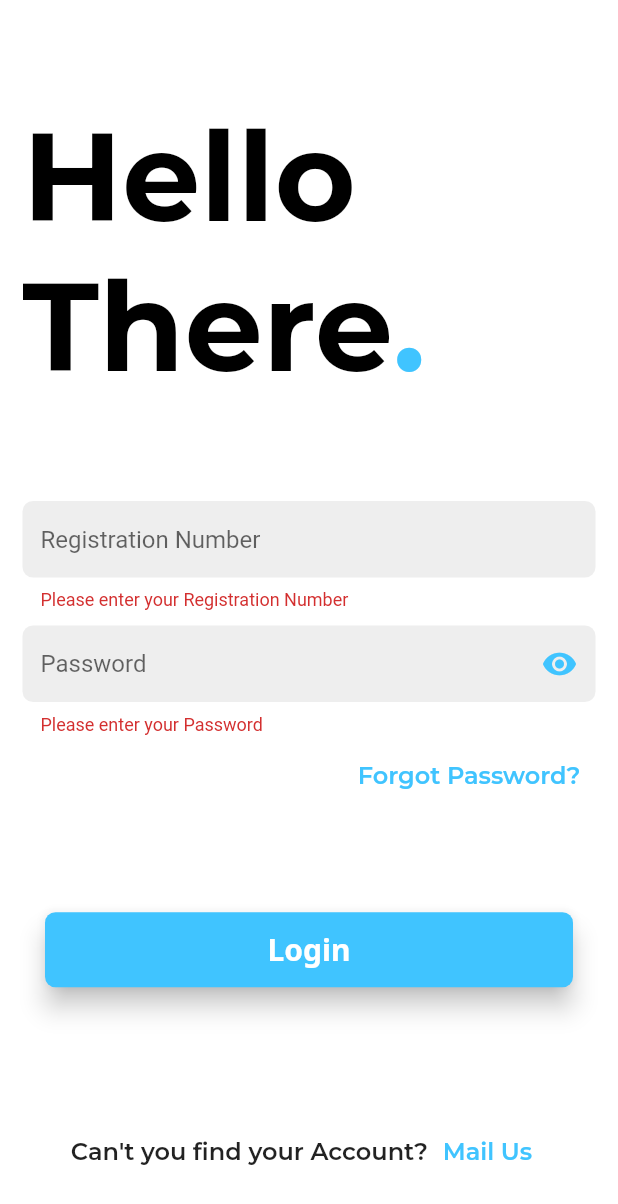
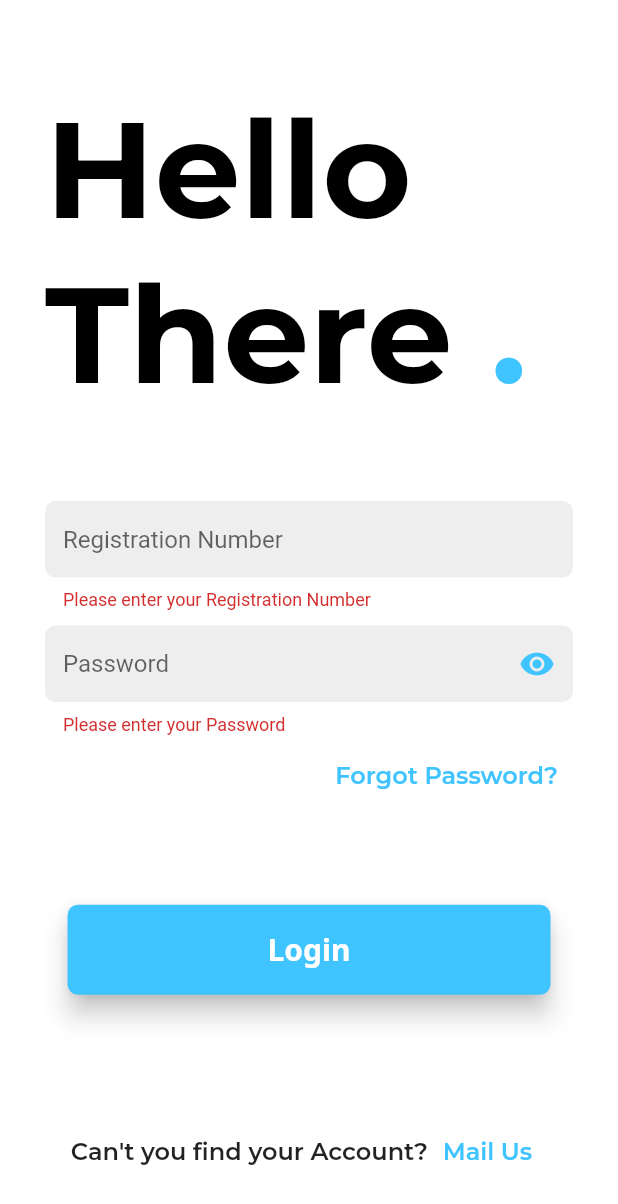
Before and after one commit to yahu1031/sastra-edu, a Flutter app: the screen it shows after launch, after a tap on "Login", on a phone screen of 412 x 824 dp. Shown: the top 1204 px of the screen. Run offline on Flutter 3.47's test engine with Material 2 defaults, Android fonts, the phone set to English and light mode, and no system bars; our stand-ins replace animated_text_kit, cached_network_image, cloud_firestore, dio, firebase_auth, firebase_storage and 8 more; missing offline and left inert: cloud_firestore_web, firebase_auth_web, firebase_core_web, keyboard_visibility, upi_india; accounts and stored records are empty; statements that could not run were skipped.

Commit message:
keyboard for password, text styles, download prompt done

```diff
--- a/lib/components/buttons/roundedButton/roundedButton.dart
+++ b/lib/components/buttons/roundedButton/roundedButton.dart
@@ -19,7 +19,7 @@ class RoundedButton extends StatelessWidget {
   @override
   Widget build(BuildContext context) {
     return Container(
-      height: 50,
+      height: 60,
       padding: const EdgeInsets.symmetric(horizontal: Dimensions.padding),
       child: RaisedButton(
         onPressed: onPressed,
--- a/lib/components/customInkWell.dart
+++ b/lib/components/customInkWell.dart
@@ -11,12 +11,14 @@ import 'package:sastra_ebooks/misc/dimensions.dart';
 class CustomInkWell extends StatelessWidget {
   final Widget child;
   final GestureTapCallback onPressed;
+  final GestureLongPressCallback onLongPressed;
 
-  const CustomInkWell({@required this.onPressed, @required this.child});
+  const CustomInkWell({@required this.onPressed, @required this.child, this.onLongPressed});
 
   @override
   Widget build(BuildContext context) {
     return InkWell(
+      onLongPress: onLongPressed,
       onTap: onPressed,
       borderRadius: Dimensions.borderRadius,
       child: child,
--- a/lib/components/textFields/customTextFormField/children/passwordTextFormField.dart
+++ b/lib/components/textFields/customTextFormField/children/passwordTextFormField.dart
@@ -47,7 +47,7 @@ class _PasswordTextFormFieldState extends State<PasswordTextFormField> {
         return null;
       },
       autovalidate: true,
-      keyboardType: TextInputType.number,
+      keyboardType: TextInputType.text,
       obscureText: obscureText,
       suffixIcon: TextFieldButton(
         onPressed: () => setState(() {
--- a/lib/components/textFields/customTextFormField/children/regNumTextFormField.dart
+++ b/lib/components/textFields/customTextFormField/children/regNumTextFormField.dart
@@ -34,7 +34,6 @@ class RegNumTextFormField extends StatelessWidget {
       inputFormatters: [
         LengthLimitingTextInputFormatter(9),
       ],
-      //initialValue: '121003219',
     );
   }
 }
--- a/lib/login/login.dart
+++ b/lib/login/login.dart
@@ -22,8 +22,8 @@ import 'package:sastra_ebooks/components/buttons/tappableSubtitle.dart';
 import 'package:sastra_ebooks/components/buttons/tappableText.dart';
 import 'package:sastra_ebooks/components/headings/largeHeading.dart';
 import 'package:sastra_ebooks/loadingScreen.dart';
-import 'package:sastra_ebooks/services/user.dart';
-
+import 'package:sastra_ebooks/dialogs/loadingDialog.dart' as dialogs;
+import 'package:sastra_ebooks/dialogs/dialogs.dart' as dialogs;
 import '../misc/screens/mailUs.dart';
 import '../services/auth.dart';
 import 'forgotpassword.dart';
@@ -37,7 +37,7 @@ class Login extends StatefulWidget {
 
 class _LoginState extends State<Login> with SingleTickerProviderStateMixin {
   String _regNum, _password;
-
+  bool onEnableLogin = false;
   final _formKey = GlobalKey<FormState>();
   final AuthServices _auth = AuthServices();
 
@@ -48,26 +48,32 @@ class _LoginState extends State<Login> with SingleTickerProviderStateMixin {
 
   void logIn() async {
     if (_formKey.currentState.validate()) {
-//      dialogs.showLoadingDialog(context);
+      dialogs.showLoadingDialog(context);
       final FirebaseUser _firebaseUser = await _auth.signInWithEmailAndPassword(
         _regNum,
         _password,
       );
       Navigator.pop(context, true);
+      if (_regNum == null ||
+          _password == null ||
+          _regNum == null && _password == null) {
+        dialogs.yesAbortDialog(
+            context, Strings.sorryString, Strings.credentialsMissingString);
+      }
       if (_regNum.length < 9) {
         print(1);
-//        dialogs.yesAbortDialog(context, Strings.regNumTooShortString,
-//            Strings.regNumTooShortExplainString);
+        dialogs.yesAbortDialog(context, Strings.regNumTooShortString,
+            Strings.regNumTooShortExplainString);
       } else if (_password.length < 6) {
         print(2);
 
-        //        dialogs.yesAbortDialog(context, Strings.passwordTooShortString,
-//            Strings.passwordTooShortExplainString);
+        dialogs.yesAbortDialog(context, Strings.passwordTooShortString,
+            Strings.passwordTooShortExplainString);
       } else if (FontAwesome.fire == null) {
         print(3);
 
-        //        dialogs.yesAbortDialog(context, Strings.sorryString,
-//            Strings.invalidCredentialsExplainString);
+        dialogs.yesAbortDialog(context, Strings.sorryString,
+            Strings.invalidCredentialsExplainString);
       } else {
         print(4);
 
@@ -105,7 +111,8 @@ class _LoginState extends State<Login> with SingleTickerProviderStateMixin {
       ///*-----Login-Form-----*///
       body: SafeArea(
         child: Padding(
-          padding: EdgeInsets.symmetric(horizontal: Dimensions.padding),
+          padding:
+              EdgeInsets.symmetric(horizontal: Dimensions.extraLargePadding),
           child: Column(
             mainAxisAlignment: MainAxisAlignment.spaceEvenly,
             crossAxisAlignment: CrossAxisAlignment.stretch,
@@ -123,7 +130,7 @@ class _LoginState extends State<Login> with SingleTickerProviderStateMixin {
                             child: FittedBox(
                               child: LargeHeading(
                                 text: 'Hello\nThere',
-                                highlightText: '.',
+                                highlightText: ' .',
                                 size: HeadingSize.extraLarge,
                               ),
                             ),
--- a/lib/misc/dimensions.dart
+++ b/lib/misc/dimensions.dart
@@ -10,6 +10,7 @@ class Dimensions {
   static const double smallPadding = 10;
   static const double padding = 15;
   static const double largePadding = 20;
+  static const double extraLargePadding = 30;
   static const double elevation = 7;
   static final BorderRadius borderRadius = BorderRadius.circular(7);
 }
--- a/lib/misc/strings.dart
+++ b/lib/misc/strings.dart
@@ -61,4 +61,7 @@ class Strings {
   static const String passwordResetSuccessfulString =
       'If this email address is valid, you will soon receive an email to reset your password.';
   static const String resetPasswordString = 'Reset Password';
+//Downloads
+
+  static const String kDownloadTitle = 'Download the Book';
 }
--- a/lib/misc/textStyles.dart
+++ b/lib/misc/textStyles.dart
@@ -32,7 +32,7 @@ final TextStyle body1GreyTextStyle = body1TextStyle.copyWith(
 
 /// Headline1
 final TextStyle headline1TextStyle = GoogleFonts.montserrat(
-  fontSize: SizeConfig.textMultiplier * 10,
+  fontSize: SizeConfig.textMultiplier * 11,
   fontWeight: FontWeight.w700,
   color: CustomColors.darkColor,
 );
--- a/lib/profile/profile.dart
+++ b/lib/profile/profile.dart
@@ -127,10 +127,10 @@ class _ProfileState extends State<Profile> {
           title: AppBarTitle('Profile'),
         ),
         body: Column(
-          mainAxisAlignment: MainAxisAlignment.spaceBetween,
+          mainAxisAlignment: MainAxisAlignment.spaceEvenly,
           children: [
             Expanded(
-              flex: 10,
+              flex: 5,
               child: Center(
                 child: ProfileInfoCard(widget.user, getImage),
               ),
```
Also changed, not shown: lib/components/bookListItem.dart (+7 -2 lines), lib/dialogs/yesAbortDialog.dart (+44 -1 lines), pubspec.yaml (+5 -6 lines), pubspec.lock.
